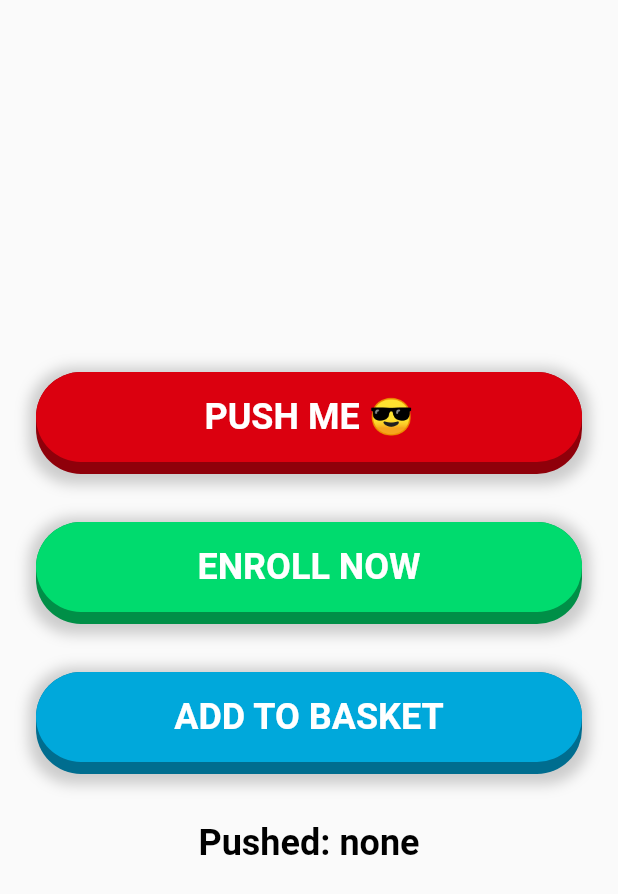
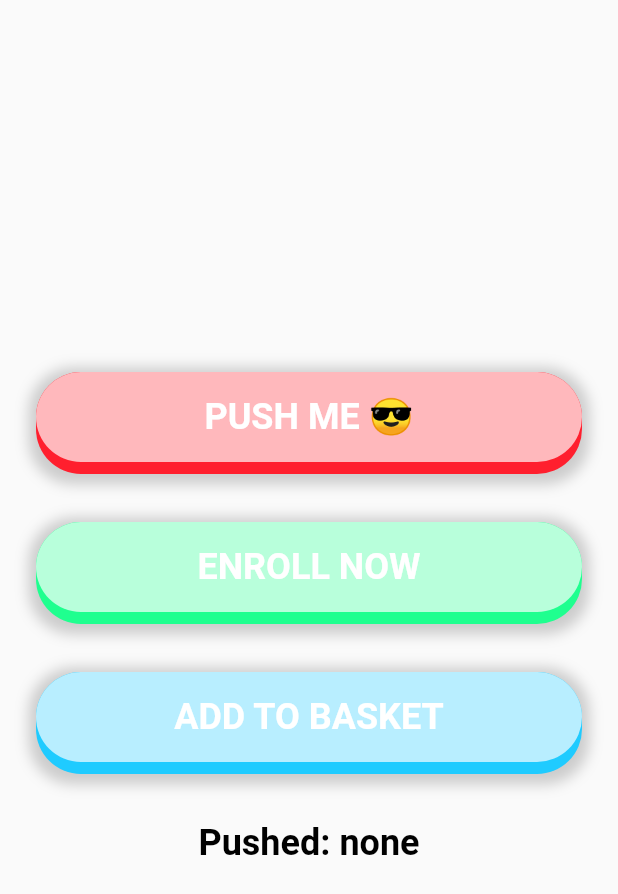
Before and after one commit to bizz84/pushable_button, a Flutter app: the screen it shows after launch, on a phone screen of 412 x 824 dp. Shown: the top 894 px of the screen. Run offline on Flutter 3.47's test engine with Material 2 defaults, Android fonts, the phone set to English and light mode, and no system bars.

Commit message:
Use HSL rather than HSV

```diff
--- a/example/lib/main.dart
+++ b/example/lib/main.dart
@@ -48,7 +48,7 @@ class _MyHomePageState extends State<MyHomePage> {
                 child: Text('PUSH ME 😎', style: textStyle),
                 height: 60,
                 elevation: 8,
-                hsvColor: HSVColor.fromAHSV(1.0, 356, 1.0, 0.86),
+                hslColor: HSLColor.fromAHSL(1.0, 356, 1.0, 0.86),
                 shadow: shadow,
                 onPressed: () => setState(() => _selection = '1'),
               ),
@@ -57,7 +57,7 @@ class _MyHomePageState extends State<MyHomePage> {
                 child: Text('ENROLL NOW', style: textStyle),
                 height: 60,
                 elevation: 8,
-                hsvColor: HSVColor.fromAHSV(1.0, 150, 1.0, 0.86),
+                hslColor: HSLColor.fromAHSL(1.0, 150, 1.0, 0.86),
                 shadow: shadow,
                 onPressed: () => setState(() => _selection = '2'),
               ),
@@ -66,7 +66,7 @@ class _MyHomePageState extends State<MyHomePage> {
                 child: Text('ADD TO BASKET', style: textStyle),
                 height: 60,
                 elevation: 8,
-                hsvColor: HSVColor.fromAHSV(1.0, 194, 1.0, 0.86),
+                hslColor: HSLColor.fromAHSL(1.0, 194, 1.0, 0.86),
                 shadow: shadow,
                 onPressed: () => setState(() => _selection = '3'),
               ),
--- a/lib/pushable_button.dart
+++ b/lib/pushable_button.dart
@@ -8,7 +8,7 @@ class PushableButton extends StatefulWidget {
   const PushableButton({
     Key? key,
     this.child,
-    required this.hsvColor,
+    required this.hslColor,
     //required this.bottomColor,
     required this.height,
     this.elevation = 8.0,
@@ -17,7 +17,7 @@ class PushableButton extends StatefulWidget {
   })  : assert(height > 0),
         super(key: key);
   final Widget? child;
-  final HSVColor hsvColor;
+  final HSLColor hslColor;
   //final Color bottomColor;
   final double height;
   final double elevation;
@@ -115,8 +115,9 @@ class _PushableButtonState extends AnimationControllerState<PushableButton> {
               animation: animationController,
               builder: (context, child) {
                 final top = animationController.value * widget.elevation;
-                final hsvColor = widget.hsvColor;
-                final bottomHsvColor = hsvColor.withValue(hsvColor.value - 0.3);
+                final hslColor = widget.hslColor;
+                final bottomHslColor =
+                    hslColor.withLightness(hslColor.lightness - 0.3);
                 return Stack(
                   children: [
                     // Draw bottom layer first
@@ -127,7 +128,7 @@ class _PushableButtonState extends AnimationControllerState<PushableButton> {
                       child: Container(
                         height: totalHeight - top,
                         decoration: BoxDecoration(
-                          color: bottomHsvColor.toColor(),
+                          color: bottomHslColor.toColor(),
                           boxShadow:
                               widget.shadow != null ? [widget.shadow!] : [],
                           borderRadius:
@@ -143,7 +144,7 @@ class _PushableButtonState extends AnimationControllerState<PushableButton> {
                       child: Container(
                         height: widget.height,
                         decoration: ShapeDecoration(
-                          color: hsvColor.toColor(),
+                          color: hslColor.toColor(),
                           shape: StadiumBorder(),
                         ),
                         child: Center(child: widget.child),
```
